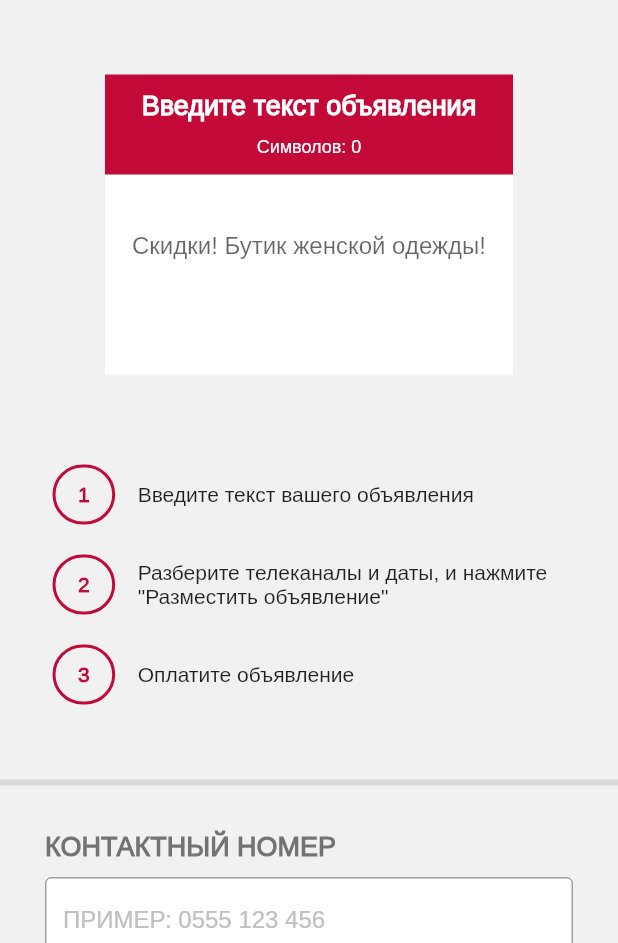
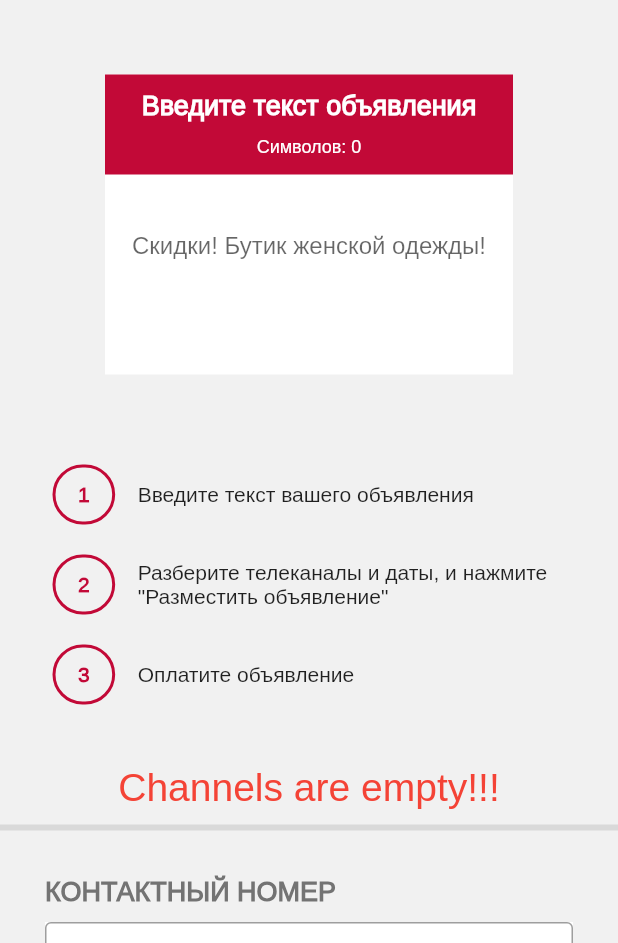
Before and after one commit to kanyshaiosmonova/natv_kg, a Flutter app: the screen it shows after launch, on a phone screen of 412 x 824 dp, the part 293-1236 px from its top. Run offline on Flutter 3.47's test engine with Material 2 defaults, Android fonts, the phone set to English and light mode, and no system bars; our stand-ins replace flutter_bloc, image_picker; network calls fail.

Commit message:
some changes

```diff
--- a/lib/main.dart
+++ b/lib/main.dart
@@ -26,6 +26,7 @@ class MyApp extends StatefulWidget {
 }
 
 class MyAppState extends State<MyApp> {
+  int selectedIndex = 0;
   bool isAnnouncementSelected = true;
 
   @override
@@ -45,12 +46,14 @@ class MyAppState extends State<MyApp> {
                     delegate: SliverChildListDelegate([
                       SafeArea(
                         child: RowButtonWidget(
+                          selectedIndex: selectedIndex,
                           labels: const [
                             'РАЗМЕЩЕНИЕ СТРОЧНОГО \nОБЪЯВЛЕНИЯ',
                             'РАЗМЕЩЕНИЕ БАННЕРНОЙ \nРЕКЛАМЫ'
                           ],
                           onChange: (updatedIndex) {
                             setState(() {
+                              selectedIndex = updatedIndex;
                               isAnnouncementSelected = updatedIndex == 0;
                             });
                           },
@@ -86,7 +89,17 @@ class MyAppState extends State<MyApp> {
                       const SizedBox(height: 10),
                     ]),
                   ),
-                  if (channels.isNotEmpty)
+                  if (channels.isEmpty)
+                    const SliverToBoxAdapter(
+                      child: Text(
+                        'Channels are empty!!!',
+                        textAlign: TextAlign.center,
+                        style: TextStyle(
+                          color: Colors.red,
+                          fontSize: 26,
+                        ),
+                      ),
+                    ),
                   SliverList(
                       delegate: SliverChildBuilderDelegate(
                     (context, index) {
--- a/lib/widgets/row_button_widget.dart
+++ b/lib/widgets/row_button_widget.dart
@@ -3,11 +3,11 @@ import 'package:natv_kg/core/themes/colors.dart';
 
 class RowButtonWidget extends StatefulWidget {
   final List<String> labels;
-  final int initialIndex;
+  final int selectedIndex;
   final void Function(int) onChange;
   const RowButtonWidget({
     required this.labels,
-    this.initialIndex = 0,
+    this.selectedIndex = 0,
     required this.onChange,
     Key? key,
   }) : super(key: key);
@@ -22,7 +22,7 @@ class _RowButtonWidgetState extends State<RowButtonWidget> {
   @override
   void initState() {
     super.initState();
-    selectedIndex = widget.initialIndex;
+    selectedIndex = widget.selectedIndex;
   }
 
   @override
```
Lines whose indentation alone changed are shown as unchanged.
